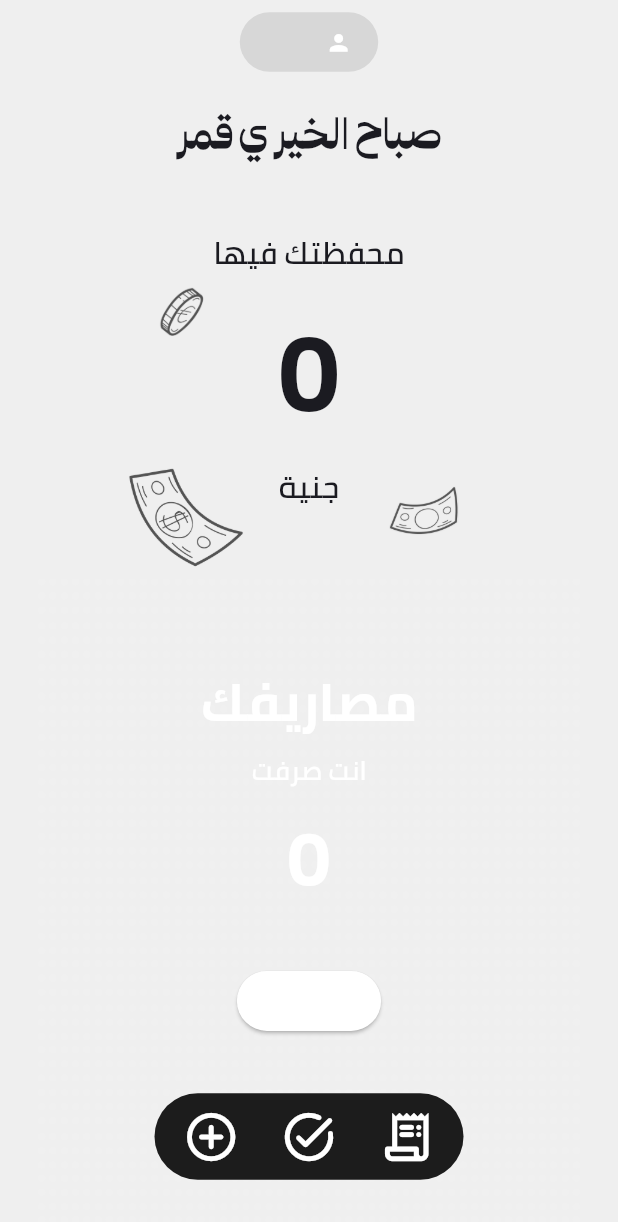
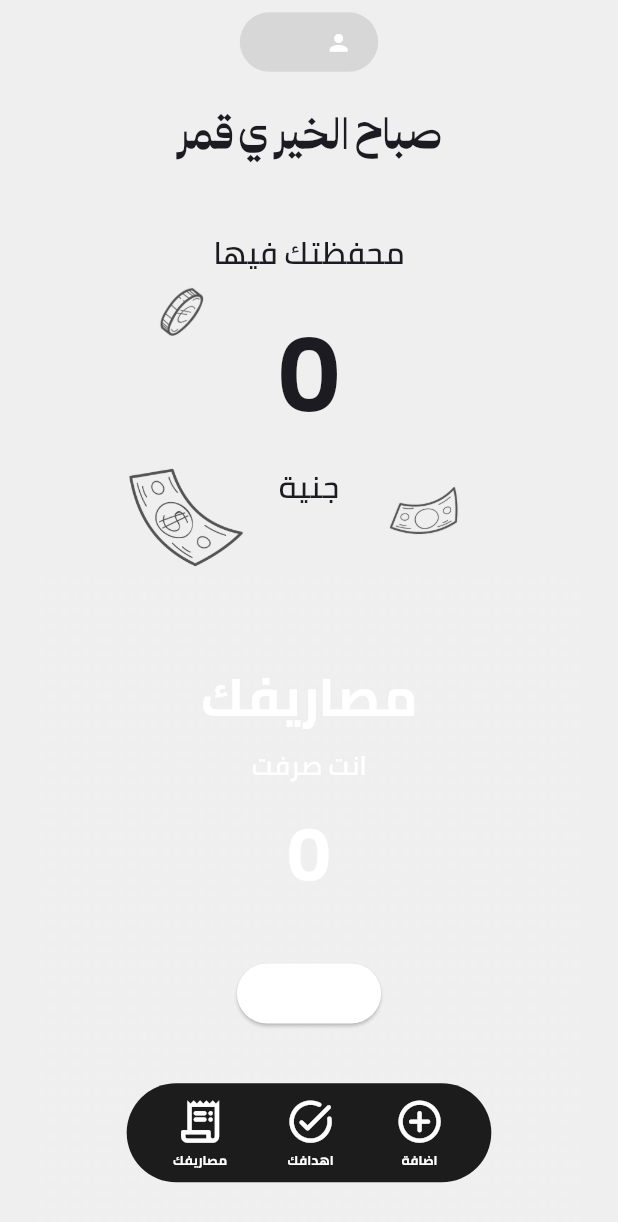
Before and after one commit to saifnasserer/Safe_App, a Flutter app: the Home screen opened by its route, on a phone screen of 412 x 824 dp. Shown: the top 1222 px of the screen. Run offline on Flutter 3.47's test engine with Material 3 defaults, Android fonts, the light colour scheme and no system bars; drawn by our look-alikes of overlay_support; our stand-ins replace audioplayers, lottie, math_expressions, shared_preferences, smooth_page_indicator; missing offline and left inert: tutorial_coach_mark; accounts and stored records are empty.

Commit message:
icon and bugs

```diff
--- a/lib/Screens/home_screen/spent_widgets/spent_navigation_bar.dart
+++ b/lib/Screens/home_screen/spent_widgets/spent_navigation_bar.dart
@@ -25,27 +25,30 @@ class SpentNavigationBar extends StatelessWidget {
         borderRadius: BorderRadius.all(
             Radius.circular(Constants.responsiveRadius(context, 40))),
       ),
-      height: Constants.heightPercent(context, 7),
-      width: Constants.screenWidth(context) * 0.5,
+      height: Constants.heightPercent(context, 8),
+      width: Constants.screenWidth(context) * 0.59,
       child: Row(
         children: [
           const Spacer(flex: 1),
           Screen(
-            buttonIcon: Icons.add_circle_outline_rounded,
-            screenName: const Manage(),
-            size: Constants.responsiveSpacing(context, 32),
+            buttonIcon: Icons.receipt_long_rounded,
+            screenName: const Reciept(),
+            size: Constants.responsiveSpacing(context, 28),
+            labelText: 'مصاريفك',
           ),
           const Spacer(flex: 1),
           Screen(
             buttonIcon: Icons.task_alt_rounded,
             screenName: const GoalsBlock(),
-            size: Constants.responsiveSpacing(context, 32),
+            size: Constants.responsiveSpacing(context, 28),
+            labelText: 'اهدافك',
           ),
           const Spacer(flex: 1),
           Screen(
-            buttonIcon: Icons.receipt_long_rounded,
-            screenName: const Reciept(),
-            size: Constants.responsiveSpacing(context, 32),
+            buttonIcon: Icons.add_circle_outline_rounded,
+            screenName: const Manage(),
+            size: Constants.responsiveSpacing(context, 28),
+            labelText: 'اضافة',
           ),
           const Spacer(flex: 1),
         ],
--- a/lib/Screens/recipt_screen/receipt_widgets/receipt_app_bar.dart
+++ b/lib/Screens/recipt_screen/receipt_widgets/receipt_app_bar.dart
@@ -41,7 +41,8 @@ class ReceiptAppBar extends StatelessWidget implements PreferredSizeWidget {
           child: Container(
             decoration: BoxDecoration(
               color: Constants.getPrimaryColor(context).withOpacity(0.1),
-              borderRadius: BorderRadius.circular(Constants.responsiveRadius(context, 16)),
+              borderRadius: BorderRadius.circular(
+                  Constants.responsiveRadius(context, 16)),
             ),
             child: TextButton.icon(
               onPressed: onFilterTap,
--- a/lib/main.dart
+++ b/lib/main.dart
@@ -56,7 +56,7 @@ void main() {
           ),
         ],
         child: const AppInitializer(
-          child: PlanetApp(),
+          child: SafeApp(),
         ),
       ),
     );
@@ -66,14 +66,14 @@ void main() {
   });
 }
 
-class PlanetApp extends StatefulWidget {
-  const PlanetApp({super.key});
+class SafeApp extends StatefulWidget {
+  const SafeApp({super.key});
 
   @override
-  State<PlanetApp> createState() => _PlanetAppState();
+  State<SafeApp> createState() => _SafeAppState();
 }
 
-class _PlanetAppState extends State<PlanetApp> {
+class _SafeAppState extends State<SafeApp> {
   bool _isFirstLaunch = false;
   bool _isLoading = true;
 
@@ -112,7 +112,7 @@ class _PlanetAppState extends State<PlanetApp> {
 
         return OverlaySupport.global(
           child: MaterialApp(
-            title: 'Planet',
+            title: 'Safe',
             debugShowCheckedModeBanner: false,
             theme: ThemeData(
               fontFamily: Constants.defaultFontFamily,
--- a/lib/utils/date_filter.dart
+++ b/lib/utils/date_filter.dart
@@ -13,11 +13,13 @@ class DateFilterHelper {
 
       case DateFilter.lastWeek:
         final lastWeek = now.subtract(const Duration(days: 7));
-        return itemDate.isAfter(lastWeek) && itemDate.isBefore(now);
+        final startOfToday = DateTime(now.year, now.month, now.day);
+        return itemDate.isAfter(lastWeek) && itemDate.isBefore(startOfToday);
 
       case DateFilter.lastMonth:
         final lastMonth = DateTime(now.year, now.month - 1, now.day);
-        return itemDate.isAfter(lastMonth) && itemDate.isBefore(now);
+        final startOfToday = DateTime(now.year, now.month, now.day);
+        return itemDate.isAfter(lastMonth) && itemDate.isBefore(startOfToday);
 
       case DateFilter.custom:
         if (customDate == null) return false;
--- a/lib/widgets/navigation.dart
+++ b/lib/widgets/navigation.dart
@@ -7,11 +7,13 @@ class Screen extends StatelessWidget {
     required this.size,
     required this.buttonIcon,
     required this.screenName,
+    required this.labelText,
     super.key,
   });
   Widget screenName;
   IconData buttonIcon;
   double size;
+  String labelText;
 
   @override
   Widget build(BuildContext context) {
@@ -24,14 +26,27 @@ class Screen extends StatelessWidget {
             pageBuilder: (c, a1, a2) => screenName,
             transitionsBuilder: (c, anim, a2, child) =>
                 FadeTransition(opacity: anim, child: child),
-            transitionDuration: const Duration(milliseconds: 300),
+            transitionDuration: const Duration(milliseconds: 150),
           ),
         );
       },
-      icon: Icon(
-        buttonIcon,
-        color: Colors.white,
-        size: Constants.responsiveSpacing(context, size),
+      icon: Column(
+        mainAxisSize: MainAxisSize.min,
+        children: [
+          Icon(
+            buttonIcon,
+            color: Colors.white,
+            size: Constants.responsiveSpacing(context, size),
+          ),
+          SizedBox(height: Constants.responsiveSpacing(context, 2)),
+          Text(
+            labelText,
+            style: TextStyle(
+              color: Colors.white,
+              fontSize: Constants.responsiveFontSize(context, 10),
+            ),
+          ),
+        ],
       ),
     );
   }
--- a/pubspec.yaml
+++ b/pubspec.yaml
@@ -49,7 +49,7 @@ dependencies:
 flutter_launcher_icons:
   android: true
   ios: true
-  image_path: "assets/AppIcon.png"
+  image_path: "assets/purple.png"
 
 dev_dependencies:
   flutter_test:
```
Also changed, not shown: lib/Screens/home_screen/Spent.dart (+8 -0 lines), lib/Screens/manage_screen/manage.dart (+8 -6 lines), lib/Screens/manage_screen/manage_widgets/goals_list_view.dart (+21 -1 lines), lib/Screens/manage_screen/manage_widgets/transaction_input_form.dart (+20 -20 lines), lib/Screens/recipt_screen/receipt_widgets/transaction_item_card.dart (+64 -20 lines), lib/utils/transaction_filter.dart (+2 -7 lines), assets/AppIcon.png (deleted), assets/appIcon.gif (deleted), assets/ico.png (added), assets/purple.png (added), assets/splash.png (deleted), 27 other files.
